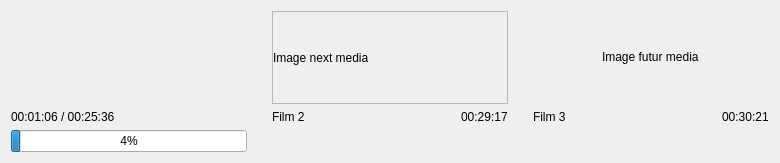
cinemaouvert/OPP, file src/playertimelinewidget.ui: the form before one commit.
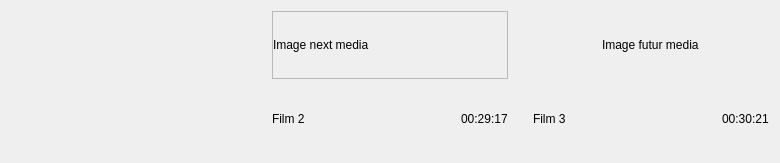
The form after the commit. Custom widgets are drawn as their Qt base class.

Patch:
```diff
--- a/src/playertimelinewidget.ui
+++ b/src/playertimelinewidget.ui
@@ -33,92 +33,6 @@
      </property>
     </widget>
    </item>
-   <item row="1" column="0">
-    <widget class="QLabel" name="label_lengthCurrentMedia">
-     <property name="sizePolicy">
-      <sizepolicy hsizetype="Ignored" vsizetype="Fixed">
-       <horstretch>0</horstretch>
-       <verstretch>0</verstretch>
-      </sizepolicy>
-     </property>
-     <property name="text">
-      <string>00:01:06 / 00:25:36</string>
-     </property>
-    </widget>
-   </item>
-   <item row="1" column="2" rowspan="2">
-    <layout class="QHBoxLayout" name="horizontalLayout">
-     <item alignment="Qt::AlignTop">
-      <widget class="QLabel" name="label_mediaNext">
-       <property name="sizePolicy">
-        <sizepolicy hsizetype="Ignored" vsizetype="Preferred">
-         <horstretch>0</horstretch>
-         <verstretch>0</verstretch>
-        </sizepolicy>
-       </property>
-       <property name="text">
-        <string>Film 2</string>
-       </property>
-      </widget>
-     </item>
-     <item alignment="Qt::AlignRight|Qt::AlignTop">
-      <widget class="QLabel" name="label_lengthMediaNext">
-       <property name="sizePolicy">
-        <sizepolicy hsizetype="Maximum" vsizetype="Preferred">
-         <horstretch>0</horstretch>
-         <verstretch>0</verstretch>
-        </sizepolicy>
-       </property>
-       <property name="text">
-        <string>00:29:17</string>
-       </property>
-      </widget>
-     </item>
-    </layout>
-   </item>
-   <item row="2" column="0">
-    <widget class="QProgressBar" name="progressBar_currentMedia">
-     <property name="sizePolicy">
-      <sizepolicy hsizetype="Ignored" vsizetype="Fixed">
-       <horstretch>0</horstretch>
-       <verstretch>0</verstretch>
-      </sizepolicy>
-     </property>
-     <property name="value">
-      <number>4</number>
-     </property>
-    </widget>
-   </item>
-   <item row="1" column="3" rowspan="2">
-    <layout class="QHBoxLayout" name="horizontalLayout_2">
-     <item alignment="Qt::AlignTop">
-      <widget class="QLabel" name="label_mediaFuture">
-       <property name="sizePolicy">
-        <sizepolicy hsizetype="Ignored" vsizetype="Preferred">
-         <horstretch>0</horstretch>
-         <verstretch>0</verstretch>
-        </sizepolicy>
-       </property>
-       <property name="text">
-        <string>Film 3</string>
-       </property>
-      </widget>
-     </item>
-     <item alignment="Qt::AlignTop">
-      <widget class="QLabel" name="label_lengthMediaFuture">
-       <property name="sizePolicy">
-        <sizepolicy hsizetype="Maximum" vsizetype="Preferred">
-         <horstretch>0</horstretch>
-         <verstretch>0</verstretch>
-        </sizepolicy>
-       </property>
-       <property name="text">
-        <string>00:30:21</string>
-       </property>
-      </widget>
-     </item>
-    </layout>
-   </item>
    <item row="0" column="2">
     <widget class="QFrame" name="frame">
      <property name="frameShape">
@@ -156,11 +70,86 @@
      </layout>
     </widget>
    </item>
-   <item row="0" column="0">
-    <widget class="QWidget" name="currentPlaybackVideo" native="true"/>
+   <item row="1" column="2">
+    <layout class="QHBoxLayout" name="horizontalLayout">
+     <item>
+      <widget class="QLabel" name="label_mediaNext">
+       <property name="sizePolicy">
+        <sizepolicy hsizetype="Ignored" vsizetype="Preferred">
+         <horstretch>0</horstretch>
+         <verstretch>0</verstretch>
+        </sizepolicy>
+       </property>
+       <property name="text">
+        <string>Film 2</string>
+       </property>
+      </widget>
+     </item>
+     <item alignment="Qt::AlignRight">
+      <widget class="QLabel" name="label_lengthMediaNext">
+       <property name="sizePolicy">
+        <sizepolicy hsizetype="Maximum" vsizetype="Preferred">
+         <horstretch>0</horstretch>
+         <verstretch>0</verstretch>
+        </sizepolicy>
+       </property>
+       <property name="text">
+        <string>00:29:17</string>
+       </property>
+      </widget>
+     </item>
+    </layout>
+   </item>
+   <item row="1" column="1">
+    <widget class="SeekWidget" name="seekWidget" native="true">
+     <property name="sizePolicy">
+      <sizepolicy hsizetype="Minimum" vsizetype="Preferred">
+       <horstretch>0</horstretch>
+       <verstretch>0</verstretch>
+      </sizepolicy>
+     </property>
+    </widget>
+   </item>
+   <item row="1" column="3">
+    <layout class="QHBoxLayout" name="horizontalLayout_2">
+     <item>
+      <widget class="QLabel" name="label_mediaFuture">
+       <property name="sizePolicy">
+        <sizepolicy hsizetype="Ignored" vsizetype="Preferred">
+         <horstretch>0</horstretch>
+         <verstretch>0</verstretch>
+        </sizepolicy>
+       </property>
+       <property name="text">
+        <string>Film 3</string>
+       </property>
+      </widget>
+     </item>
+     <item>
+      <widget class="QLabel" name="label_lengthMediaFuture">
+       <property name="sizePolicy">
+        <sizepolicy hsizetype="Maximum" vsizetype="Preferred">
+         <horstretch>0</horstretch>
+         <verstretch>0</verstretch>
+        </sizepolicy>
+       </property>
+       <property name="text">
+        <string>00:30:21</string>
+       </property>
+      </widget>
+     </item>
+    </layout>
    </item>
   </layout>
  </widget>
+ <customwidgets>
+  <customwidget>
+   <class>SeekWidget</class>
+   <extends>QWidget</extends>
+   <header>seekwidget.h</header>
+   <container>1</container>
+  </customwidget>
+ </customwidgets>
  <resources/>
  <connections/>
 </ui>
```
Left out of the diff: 3 changed lines with no effect on the pictures.
